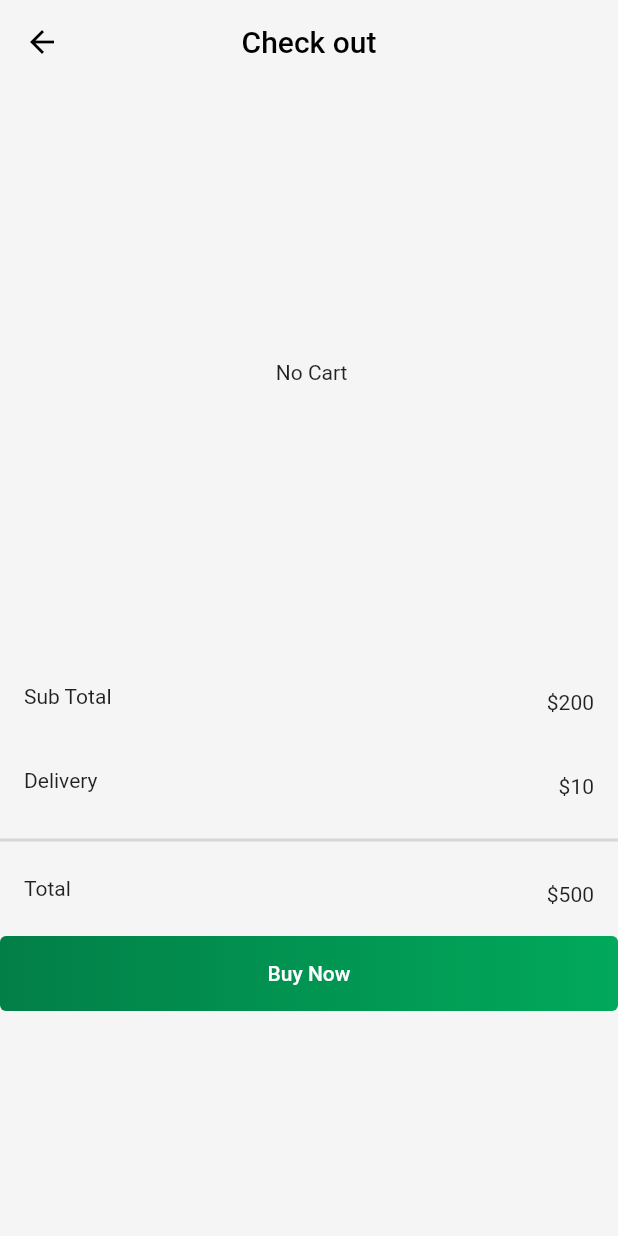
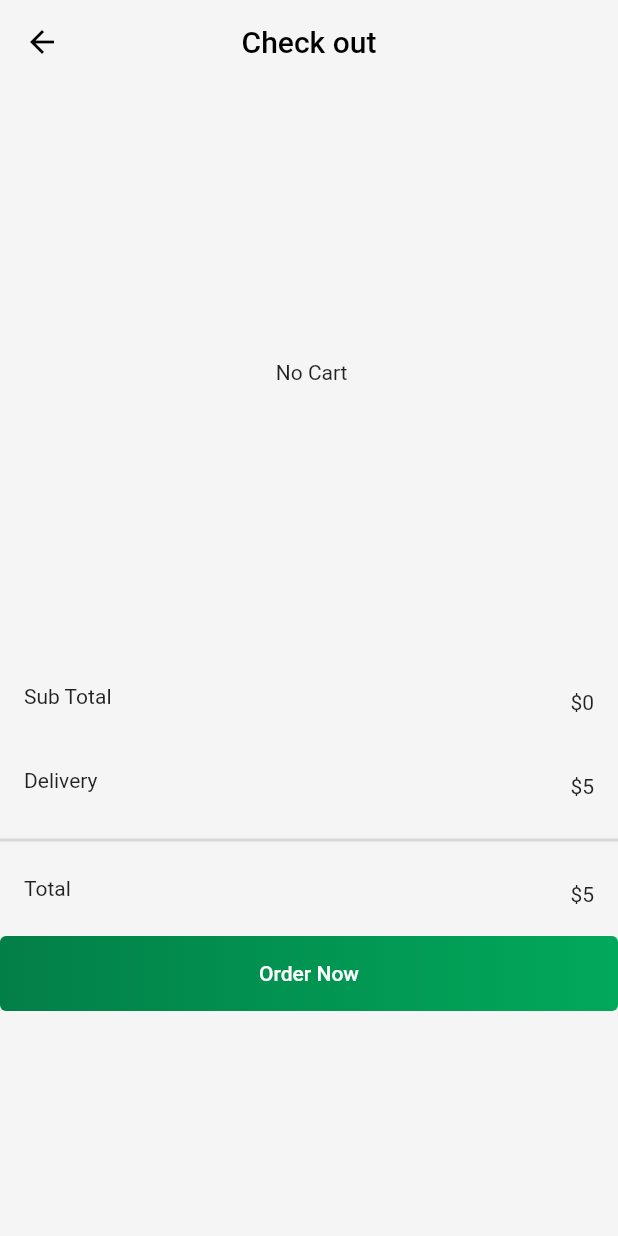
Before and after one commit to softtechforgeeks/Food-Bazaar-App, a Flutter app: the CheckOutPage screen opened directly, on a phone screen of 412 x 824 dp. Run offline on Flutter 3.47's test engine with Material 2 defaults, Android fonts, the phone set to English and light mode, and no system bars; our stand-ins replace cloud_firestore, equatable, firebase_auth, firebase_core, firebase_storage, flutter_svg and 6 more; missing offline and left inert: cloud_firestore_web, firebase_analytics_web, firebase_auth_web, firebase_core_web, firebase_storage_web, image_picker_for_web; accounts and stored records are empty; project files that could hold a hidden picture were left out.

Commit message:
Sprint 3 V1.3

```diff
--- a/lib/generated_plugin_registrant.dart
+++ b/lib/generated_plugin_registrant.dart
@@ -4,6 +4,7 @@
 
 // ignore_for_file: directives_ordering
 // ignore_for_file: lines_longer_than_80_chars
+// ignore_for_file: depend_on_referenced_packages
 
 import 'package:cloud_firestore_web/cloud_firestore_web.dart';
 import 'package:firebase_analytics_web/firebase_analytics_web.dart';
--- a/lib/screens/details/checkout/check_out_page.dart
+++ b/lib/screens/details/checkout/check_out_page.dart
@@ -6,18 +6,17 @@ import 'package:flutter_login_ui/widgets/my_button.dart';
 import 'package:flutter_login_ui/widgets/single_cart_item.dart';
 
 import '../../../appColors/app_colors.dart';
-import '../../../route/routing_page.dart';
-import '../address/address_form.dart';
 
 class CheckOutPage extends StatelessWidget {
   const CheckOutPage({Key? key}) : super(key: key);
 
   @override
   Widget build(BuildContext context) {
+    var subTotal = 0;
     return Scaffold(
       appBar: AppBar(
         elevation: 0,
-        backgroundColor: Color.fromARGB(0, 59, 57, 57),
+        backgroundColor: const Color.fromARGB(0, 59, 57, 57),
         centerTitle: true,
         title: const Text(
           "Check out",
@@ -48,6 +47,9 @@ class CheckOutPage extends StatelessWidget {
                         itemCount: streamSnapshort.data!.docs.length,
                         itemBuilder: (ctx, index) {
                           var data = streamSnapshort.data!.docs[index];
+                          subTotal = subTotal +
+                              (data["price"] as int) *
+                                  (data["quantity"] as int);
                           return SingleCartItem(
                             id: data["id"],
                             category: data["category"],
@@ -64,27 +66,27 @@ class CheckOutPage extends StatelessWidget {
           Expanded(
             child: Column(
               children: [
-                const ListTile(
-                  leading: Text("Sub Total"),
-                  trailing: Text("\$200"),
+                ListTile(
+                  leading: const Text("Sub Total"),
+                  trailing: Text("\$" + subTotal.toString()),
                 ),
 
                 const ListTile(
                   leading: Text("Delivery"),
-                  trailing: Text("\$10"),
+                  trailing: Text("\$5"),
                 ),
                 const Divider(
                   thickness: 2,
                 ),
-                const ListTile(
-                  leading: Text("Total"),
-                  trailing: Text("\$500"),
+                ListTile(
+                  leading: const Text("Total"),
+                  trailing: Text("\$" + (subTotal + 5).toString()),
                 ),
                 //scroll text input field
 
                 MyButton(
                   onPressed: () {},
-                  text: 'Buy Now',
+                  text: 'Order Now',
                 ),
               ],
             ),
--- a/lib/screens/details/components/Single_item_body.dart
+++ b/lib/screens/details/components/Single_item_body.dart
@@ -220,7 +220,7 @@ class AddToCart extends StatelessWidget {
                   );
                 },
                 child: Text(
-                  "Buy  Now".toUpperCase(),
+                  "Order  Now".toUpperCase(),
                   style: const TextStyle(
                     fontSize: 17,
                     fontWeight: FontWeight.bold,
@@ -400,7 +400,7 @@ class CounterWithFavBtn extends StatelessWidget {
     return Row(
       mainAxisAlignment: MainAxisAlignment.spaceBetween,
       children: <Widget>[
-        CartCounter(),
+        const CartCounter(),
         Container(
           padding: const EdgeInsets.all(8),
           height: 32,
--- a/lib/screens/details/details_screen.dart
+++ b/lib/screens/details/details_screen.dart
@@ -1,4 +1,5 @@
 import 'package:flutter/material.dart';
+import 'package:flutter_login_ui/screens/details/cartPage/cart_page.dart';
 import 'package:flutter_svg/svg.dart';
 import 'package:flutter_login_ui/constants.dart';
 import 'package:flutter_login_ui/models/product_model.dart';
@@ -41,7 +42,10 @@ class DetailsScreen extends StatelessWidget {
         ),
         IconButton(
           icon: SvgPicture.asset("assets/icons/cart.svg"),
-          onPressed: () {},
+          onPressed: () {
+            Navigator.push(
+                context, MaterialPageRoute(builder: (context) => CartPage()));
+          },
         ),
         const SizedBox(width: kDefaultPaddin / 2)
       ],
```
Also changed, not shown: lib/screens/home/home_screen.dart (+8 -4 lines), pubspec.lock, 1 other file.
